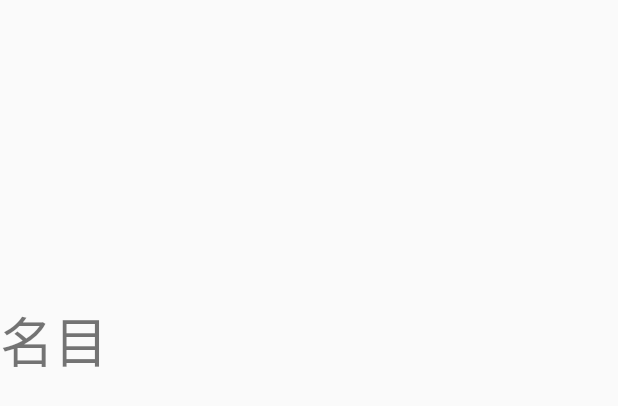
After one commit to Mitssuki-Sakamoto/money-stream-android, an Android app: the layout activity_edit_budget_history.xml on its own in the app's theme, with its tools: preview values and no code run, on a phone screen of 412 x 824 dp. The commit adds this screen. Shown: the top 406 px of the screen. Run offline under Robolectric (Android 15) with nearby library versions, the phone set to English and light mode, and no system bars.

Commit message:
作業中ですが見れる様に更新

```diff
--- a/app/src/main/AndroidManifest.xml
+++ b/app/src/main/AndroidManifest.xml
@@ -16,6 +16,7 @@
                 <category android:name="android.intent.category.LAUNCHER" />
             </intent-filter>
         </activity>
+        <activity android:name=".EditBudgetHistoryActivity" />
     </application>
 
 </manifest>
--- /dev/null
+++ b/app/src/main/res/layout/activity_edit_budget_history.xml
@@ -0,0 +1,17 @@
+<?xml version="1.0" encoding="utf-8"?>
+<LinearLayout xmlns:android="http://schemas.android.com/apk/res/android"
+    xmlns:app="http://schemas.android.com/apk/res-auto"
+    xmlns:tools="http://schemas.android.com/tools"
+    android:layout_width="match_parent"
+    android:layout_height="match_parent">
+
+    <TextView
+        android:id="@+id/txtNominal"
+        android:layout_width="wrap_content"
+        android:layout_height="wrap_content"
+        android:layout_marginTop="200dp"
+        android:text="@string/nominal"
+        android:textSize="36sp" />
+
+
+</LinearLayout>
--- a/app/src/main/res/layout/activity_main.xml
+++ b/app/src/main/res/layout/activity_main.xml
@@ -7,9 +7,11 @@
     tools:context=".MainActivity">
 
     <TextView
+        android:id="@+id/txt"
         android:layout_width="wrap_content"
         android:layout_height="wrap_content"
         android:text="Hello World!"
+        android:onClick="view_activity"
         app:layout_constraintBottom_toBottomOf="parent"
         app:layout_constraintLeft_toLeftOf="parent"
         app:layout_constraintRight_toRightOf="parent"
--- a/app/src/main/res/values/strings.xml
+++ b/app/src/main/res/values/strings.xml
@@ -1,3 +1,7 @@
 <resources>
     <string name="app_name">MoneyStream</string>
+    <string name="nominal">名目</string>
+    <string name="amount_of_money">金額</string>
+    <string name="date">日付</string>
+    <string name="time">時刻</string>
 </resources>
```
Also changed, not shown: app/src/main/java/com/example/moneystream/EditBudgetHistoryActivity.kt (added, +12 -0 lines), app/src/main/java/com/example/moneystream/MainActivity.kt (+8 -0 lines).
